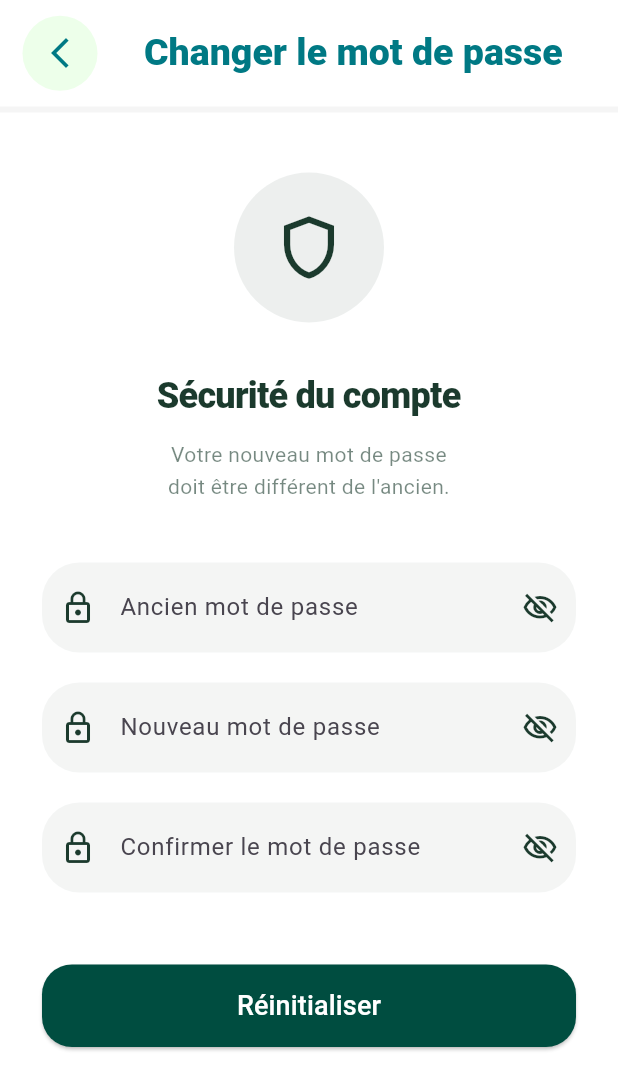
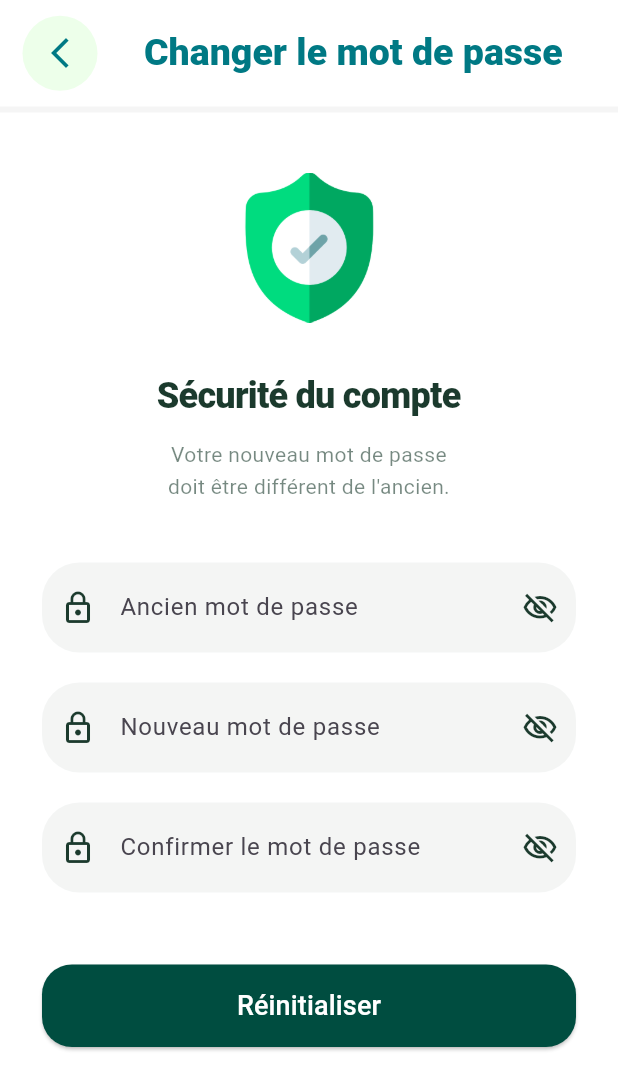
Before and after one commit to CapgePau-Uppa/DinoPet-Walker, a Flutter app: the ChangePasswordScreen screen opened directly, on a phone screen of 412 x 824 dp. Shown: the top 1090 px of the screen. Run offline on Flutter 3.47's test engine with Material 3 defaults, Android fonts, the phone set to English and light mode, and no system bars; our stand-ins replace app_links, cloud_firestore, connectivity_plus, delightful_toast, firebase_auth, firebase_core and 7 more; missing offline and left inert: flutter_web_auth_2, health; accounts and stored records are empty.

Commit message:
style : update security icon in change password screen

```diff
--- a/lib/pages/change_password_screen.dart
+++ b/lib/pages/change_password_screen.dart
@@ -76,18 +76,10 @@ class _ChangePasswordScreenState extends State<ChangePasswordScreen> {
             children: [
               const SizedBox(height: 40),
 
-              Container(
+              SizedBox(
                 width: 100,
                 height: 100,
-                decoration: BoxDecoration(
-                  color: Color(0xFF1B3A2D).withValues(alpha: 0.08),
-                  shape: BoxShape.circle,
-                ),
-                child: const Icon(
-                  Icons.shield_outlined,
-                  size: 50,
-                  color: Color(0xFF1B3A2D),
-                ),
+                child: Image.asset("assets/icons/security_icon.png", height: 130),
               ),
 
               const SizedBox(height: 32),
```
Also changed, not shown: assets/icons/security_icon.png (added).
